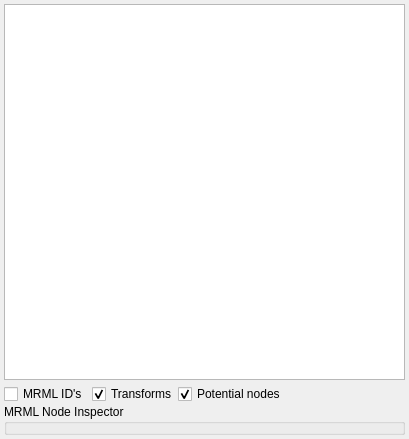
First picture: the form in Modules/Loadable/SubjectHierarchy/Resources/UI/qSlicerSubjectHierarchyModule.ui, repository Slicer/SlicerGitSVNArchive, before the edit.
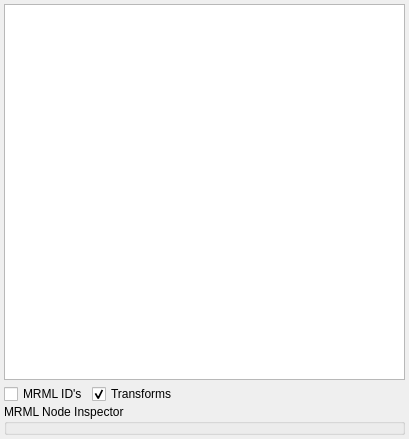
Second picture: the form after the edit. Icons and pictures are not drawn. Custom widgets are drawn as their Qt base class.

Commit message:
ENH: Subject hierarchy nodes automatically created for supported types
If a data node is added that is supported in subject hierarchy, it is automatically inserted in the tree. The notion of potential nodes completely removed. This reduces confusion about why certain nodes in the subject hierarchy tree don't have full functionality and icons. Generally, both code and usage became simpler.
Fixes #3891

```diff
--- a/Modules/Loadable/SubjectHierarchy/Resources/UI/qSlicerSubjectHierarchyModule.ui
+++ b/Modules/Loadable/SubjectHierarchy/Resources/UI/qSlicerSubjectHierarchyModule.ui
@@ -88,16 +88,6 @@
          </property>
         </widget>
        </item>
-       <item>
-        <widget class="QCheckBox" name="PotentialNodesCheckBox">
-         <property name="text">
-          <string>Potential nodes</string>
-         </property>
-         <property name="checked">
-          <bool>true</bool>
-         </property>
-        </widget>
-       </item>
        <item>
         <spacer name="horizontalSpacer">
          <property name="orientation">
```
Left out of the diff: 1 changed line with no effect on the pictures. The commit also changes 15 other files.
